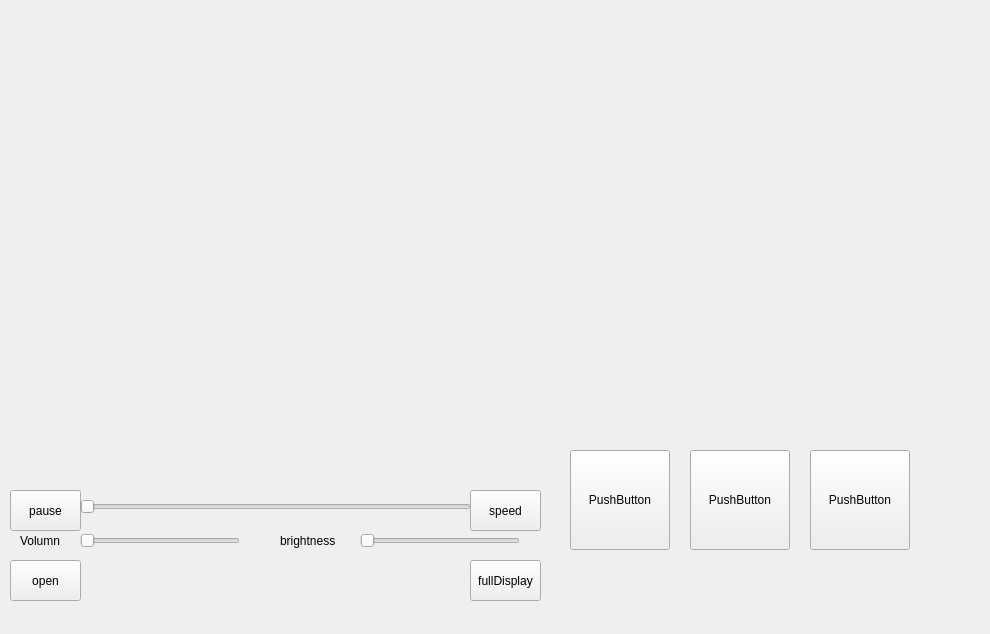
First picture: the form in myPlayer/mainwindow.ui, repository sc19hz/UI-video, before the edit.
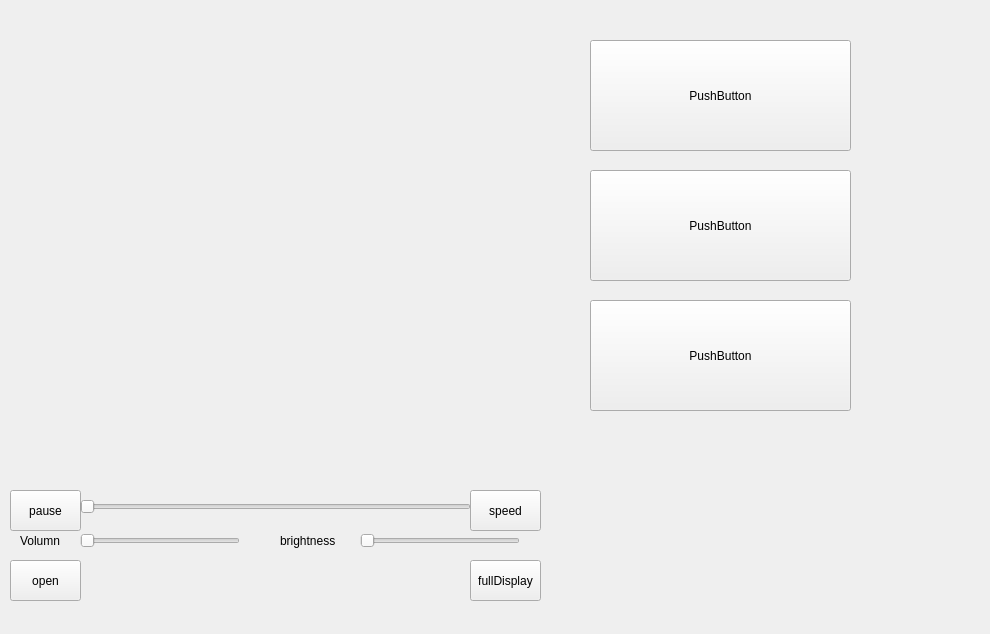
Second picture: the form after the edit. Custom widgets are drawn as their Qt base class.

What changed in the file:
```diff
--- a/myPlayer/mainwindow.ui
+++ b/myPlayer/mainwindow.ui
@@ -198,33 +198,13 @@
      <string>speed</string>
     </property>
    </widget>
-   <widget class="Video" name="videoOutPut_1" native="true">
-    <property name="geometry">
-     <rect>
-      <x>580</x>
-      <y>10</y>
-      <width>321</width>
-      <height>191</height>
-     </rect>
-    </property>
-   </widget>
-   <widget class="Video" name="videoOutPut_2" native="true">
-    <property name="geometry">
-     <rect>
-      <x>580</x>
-      <y>210</y>
-      <width>321</width>
-      <height>191</height>
-     </rect>
-    </property>
-   </widget>
    <widget class="the_button" name="thebutton_1">
     <property name="geometry">
      <rect>
-      <x>570</x>
-      <y>450</y>
-      <width>100</width>
-      <height>100</height>
+      <x>590</x>
+      <y>170</y>
+      <width>261</width>
+      <height>111</height>
      </rect>
     </property>
     <property name="text">
@@ -234,10 +214,10 @@
    <widget class="the_button" name="thebutton_2">
     <property name="geometry">
      <rect>
-      <x>690</x>
-      <y>450</y>
-      <width>100</width>
-      <height>100</height>
+      <x>590</x>
+      <y>40</y>
+      <width>261</width>
+      <height>111</height>
      </rect>
     </property>
     <property name="text">
@@ -247,10 +227,10 @@
    <widget class="the_button" name="thebutton_3">
     <property name="geometry">
      <rect>
-      <x>810</x>
-      <y>450</y>
-      <width>100</width>
-      <height>100</height>
+      <x>590</x>
+      <y>300</y>
+      <width>261</width>
+      <height>111</height>
      </rect>
     </property>
     <property name="text">
```
